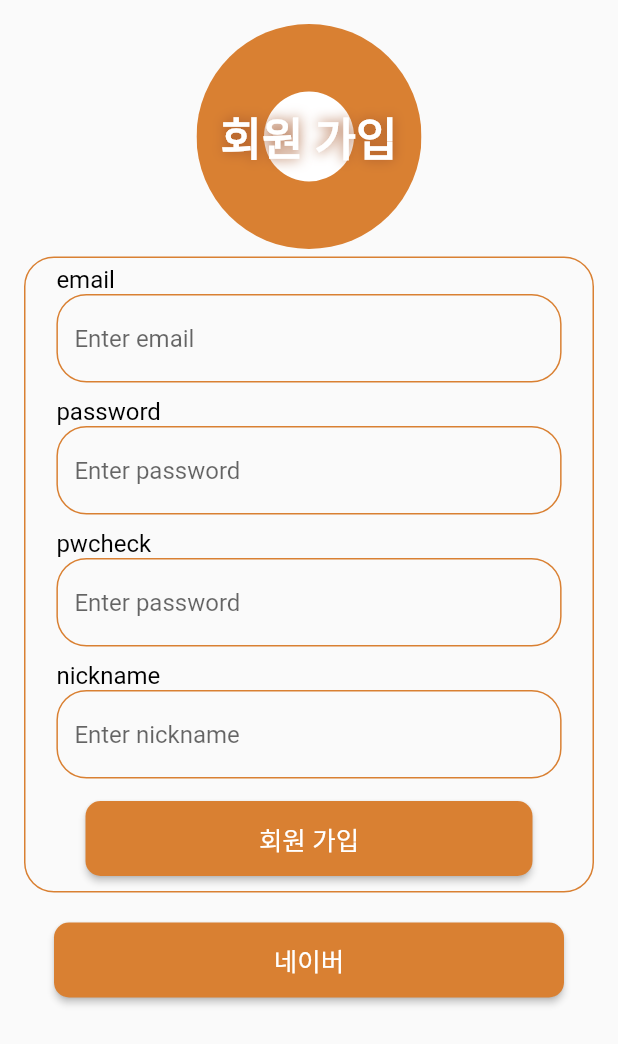
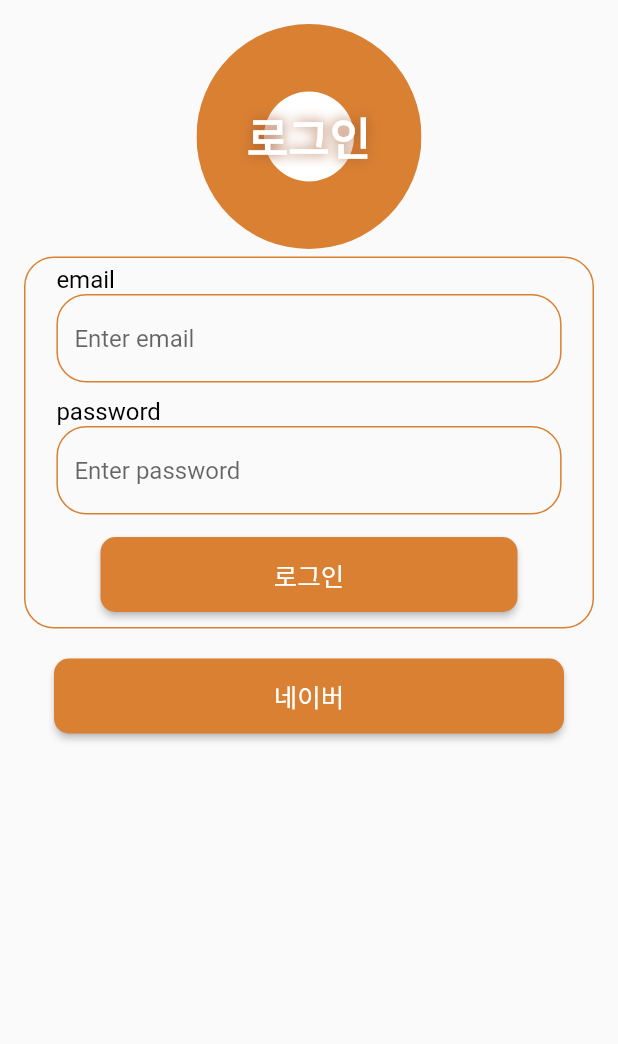
Before and after one commit to S-Sojung/group-buying-frontend, a Flutter app: the screen it shows after launch, on a phone screen of 412 x 824 dp. Shown: the top 1044 px of the screen. Run offline on Flutter 3.47's test engine with Material 2 defaults, Android fonts, the phone set to English and light mode, and no system bars; our stand-ins replace dio, flutter_riverpod, flutter_secure_storage, flutter_svg, logger, validators; Roboto replaces fonts that are missing (HallymGothic).

Commit message:
KS1-26 Feat 로그인화면구현

```diff
--- a/lib/main.dart
+++ b/lib/main.dart
@@ -1,5 +1,7 @@
 import 'package:donut/core/constants/move.dart';
 import 'package:donut/views/pages/auth/join_page/join_page.dart';
+import 'package:donut/views/pages/auth/login_page/components/login_body.dart';
+import 'package:donut/views/pages/auth/login_page/login_page.dart';
 import 'package:donut/views/pages/board/home_page/board_home_page.dart';
 import 'package:flutter/material.dart';
 import 'package:flutter_riverpod/flutter_riverpod.dart';
@@ -31,7 +33,7 @@ class MyApp extends ConsumerWidget {
       debugShowCheckedModeBanner: false,
       // initialRoute: sessionUser.isLogin! ? Move.postHomePage : Move.loginPage,
       routes: getRouters(),
-      home: JoinPage(),
+      home: LoginPage(),
     );
   }
 }
--- a/lib/views/pages/auth/join_page/components/join_body.dart
+++ b/lib/views/pages/auth/join_page/components/join_body.dart
@@ -7,7 +7,8 @@ class JoinBody extends StatelessWidget {
 
   @override
   Widget build(BuildContext context) {
-    return Padding(
+    return Scaffold(
+      body: Padding(
         padding: const EdgeInsets.all(16.0),
         child: ListView(
           children: [
@@ -15,6 +16,7 @@ class JoinBody extends StatelessWidget {
             JoinForm(),
           ],
         ),
+      ),
     );
   }
 }
--- /dev/null
+++ b/lib/views/pages/auth/login_page/components/login_body.dart
@@ -0,0 +1,22 @@
+import 'package:donut/views/pages/auth/login_page/components/login_form.dart';
+import 'package:donut/views/pages/auth/login_page/components/login_header.dart';
+import 'package:flutter/material.dart';
+
+class LoginBody extends StatelessWidget {
+  LoginBody({Key? key}) : super(key: key);
+
+  @override
+  Widget build(BuildContext context) {
+    return Scaffold(
+      body: Padding(
+        padding: const EdgeInsets.all(16.0),
+        child: ListView(
+          children: [
+            LoginHeader(),
+            LoginForm(),
+          ],
+        ),
+      ),
+    );
+  }
+}
--- a/lib/views/pages/auth/join_page/components/join_form.dart
+++ b/lib/views/pages/auth/login_page/components/login_form.dart
@@ -4,13 +4,12 @@ import 'package:donut/views/components/donut_button.dart';
 import 'package:donut/views/components/donut_text_form_field.dart';
 import 'package:flutter/material.dart';
 
-class JoinForm extends StatelessWidget {
+class LoginForm extends StatelessWidget {
   final _formKey = GlobalKey<FormState>();
   final _email = TextEditingController();
   final _password = TextEditingController();
-  final _nickname = TextEditingController();
 
-  JoinForm({Key? key}) : super(key: key);
+  LoginForm({Key? key}) : super(key: key);
 
   @override
   Widget build(BuildContext context) {
@@ -38,21 +37,9 @@ class JoinForm extends StatelessWidget {
                     hint: "password",
                     funValidator: validatePassword(),
                   ),
-                  DonutTextFormField(
-                    controller: _password,
-                    title: "pwcheck",
-                    hint: "password",
-                    funValidator: validatePassword(),
-                  ),
-                  DonutTextFormField(
-                    controller: _nickname,
-                    title: "nickname",
-                    hint: "nickname",
-                    funValidator: validateNikename(),
-                  ),
                   Padding(
-                    padding: const EdgeInsets.symmetric(horizontal: 40, vertical: 10),
-                    child: DonutButton(text: "회원 가입", funPageRoute: (){}),
+                    padding: const EdgeInsets.symmetric(horizontal: 50, vertical: 10),
+                    child: DonutButton(text: "로그인", funPageRoute: (){}),
                   ),
                 ],
               ),
--- /dev/null
+++ b/lib/views/pages/auth/login_page/components/login_header.dart
@@ -0,0 +1,20 @@
+import 'package:donut/core/constants/style.dart';
+import 'package:flutter/material.dart';
+import 'package:flutter_svg/flutter_svg.dart';
+
+class LoginHeader extends StatelessWidget {
+  const LoginHeader({Key? key}) : super(key: key);
+
+  @override
+  Widget build(BuildContext context) {
+    return Stack(alignment: Alignment.center,
+      children: [
+      SvgPicture.asset("assets/images/donut.svg", height: 150, width: 150,),
+        Text(
+        "로그인",
+        style: donutTitle(),
+      ),
+    ],
+    );
+  }
+}
--- a/lib/views/pages/auth/login_page/login_page.dart
+++ b/lib/views/pages/auth/login_page/login_page.dart
@@ -1,3 +1,4 @@
+import 'package:donut/views/pages/auth/login_page/components/login_body.dart';
 import 'package:flutter/material.dart';
 
 class LoginPage extends StatelessWidget {
@@ -5,6 +6,8 @@ class LoginPage extends StatelessWidget {
 
   @override
   Widget build(BuildContext context) {
-    return const Placeholder();
+    return Scaffold(
+      body: LoginBody(),
+    );
   }
 }
```
Lines whose indentation alone changed are shown as unchanged.
